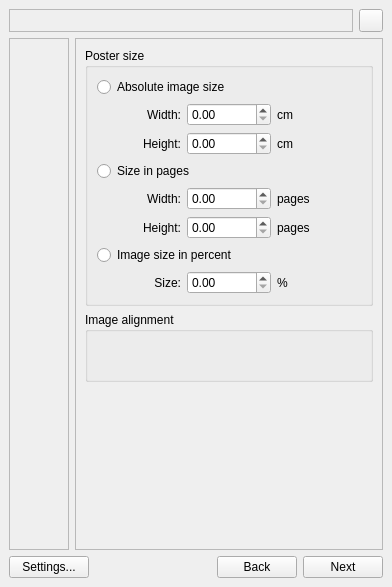
The window that source/posterazor_ui_qt/PosteRazorDialog.ui (aportale/posterazor) describes before a commit, drawn with Qt 5.
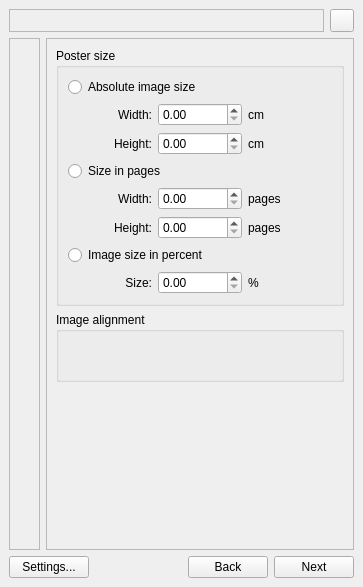
The same window after the commit. The open tabs and pages were chosen to show the change. Icons and pictures are not drawn. Custom widgets are drawn as their Qt base class.

Patch:
```diff
--- a/source/posterazor_ui_qt/PosteRazorDialog.ui
+++ b/source/posterazor_ui_qt/PosteRazorDialog.ui
@@ -84,17 +84,7 @@
          <number>6</number>
         </property>
         <item>
-         <spacer>
-          <property name="orientation" >
-           <enum>Qt::Horizontal</enum>
-          </property>
-          <property name="sizeHint" >
-           <size>
-            <width>40</width>
-            <height>20</height>
-           </size>
-          </property>
-         </spacer>
+         <widget class="QPaintCanvas" native="1" name="m_paintCanvas" />
         </item>
        </layout>
       </widget>
@@ -884,7 +874,7 @@
             <item row="5" column="1" >
              <widget class="QDoubleSpinBox" name="m_posterPagesHeightInput" >
               <property name="maximum" >
-               <double>999999</double>
+               <double>999999.000000000000000</double>
               </property>
              </widget>
             </item>
@@ -936,7 +926,7 @@
             <item row="4" column="1" >
              <widget class="QDoubleSpinBox" name="m_posterPagesWidthInput" >
               <property name="maximum" >
-               <double>999999</double>
+               <double>999999.000000000000000</double>
               </property>
              </widget>
             </item>
@@ -960,7 +950,7 @@
             <item row="2" column="1" >
              <widget class="QDoubleSpinBox" name="m_posterAbsoluteHeightInput" >
               <property name="maximum" >
-               <double>999999</double>
+               <double>999999.000000000000000</double>
               </property>
              </widget>
             </item>
@@ -977,7 +967,7 @@
             <item row="1" column="1" >
              <widget class="QDoubleSpinBox" name="m_posterAbsoluteWidthInput" >
               <property name="maximum" >
-               <double>999999</double>
+               <double>999999.000000000000000</double>
               </property>
              </widget>
             </item>
@@ -1004,7 +994,7 @@
             <item row="7" column="1" >
              <widget class="QDoubleSpinBox" name="m_posterPercentualSizeInput" >
               <property name="maximum" >
-               <double>999999</double>
+               <double>999999.000000000000000</double>
               </property>
              </widget>
             </item>
@@ -1131,7 +1121,6 @@
              </spacer>
             </item>
             <item>
-             <widget class="QWidget" name="widget" >
               <layout class="QHBoxLayout" >
                <property name="margin" >
                 <number>9</number>
@@ -1215,7 +1204,6 @@
                 </widget>
                </item>
               </layout>
-             </widget>
             </item>
            </layout>
           </widget>
@@ -1294,7 +1282,13 @@
    </item>
   </layout>
  </widget>
- <pixmapfunction></pixmapfunction>
+ <customwidgets>
+  <customwidget>
+   <class>QPaintCanvas</class>
+   <extends>QWidget</extends>
+   <header>QPaintCanvas.h</header>
+  </customwidget>
+ </customwidgets>
  <resources>
   <include location="PosteRazorDialogResources.qrc" />
  </resources>
```
Left out of the diff: 20 changed lines with no effect on the pictures. Lines whose indentation alone changed are shown as unchanged.
